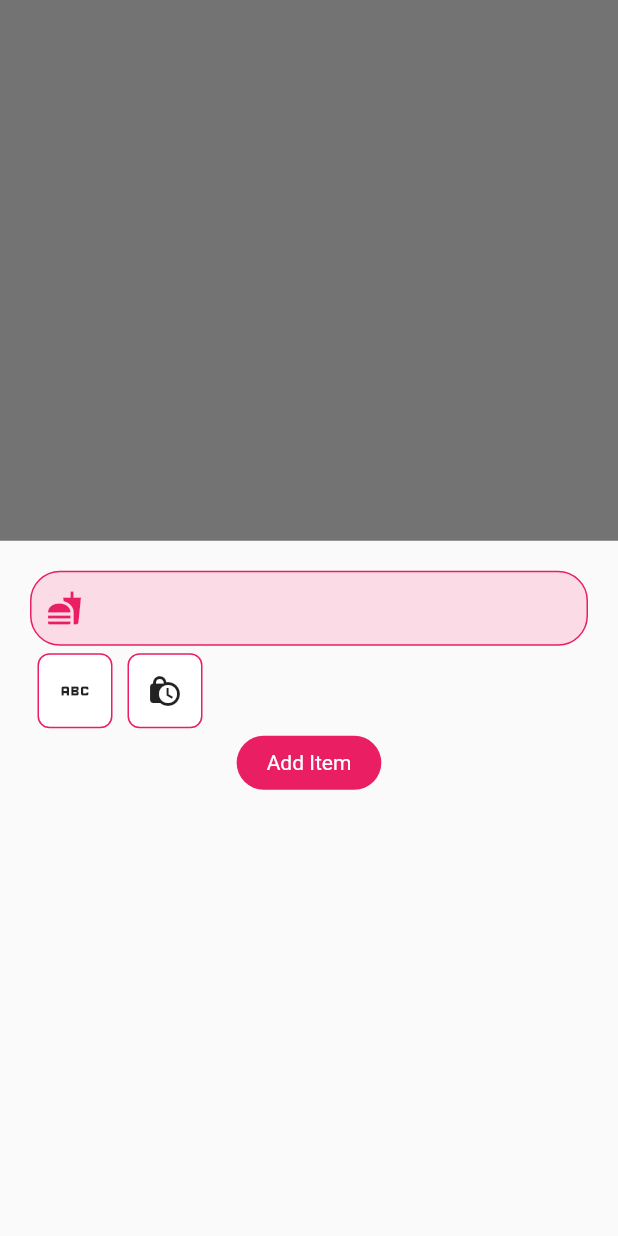
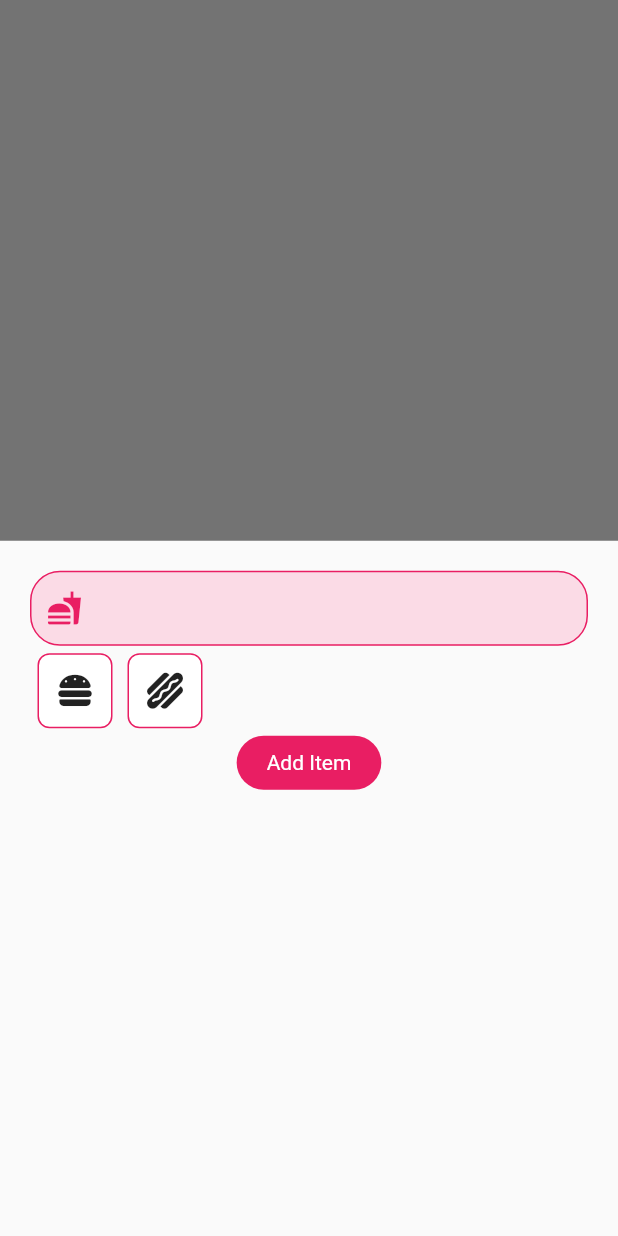
Before and after one commit to Morne-le-Roux/order-up, a Flutter app: the screen it shows after launch, after a tap on the "add" icon, on a phone screen of 412 x 824 dp. Run offline on Flutter 3.47's test engine with Material 2 defaults, Android fonts, the phone set to English and light mode, and no system bars; our stand-ins replace font_awesome_flutter, get.

Commit message:
fontawesome icons

```diff
--- a/lib/components/bottomsheet.dart
+++ b/lib/components/bottomsheet.dart
@@ -3,6 +3,7 @@ import 'package:order_up/components/text_input.dart';
 import 'package:order_up/constants.dart';
 import 'package:get/get.dart';
 import 'package:order_up/logic.dart';
+import 'package:font_awesome_flutter/font_awesome_flutter.dart';
 
 class AddMenuItemBottomSheet extends StatelessWidget {
   AddMenuItemBottomSheet({
@@ -12,8 +13,8 @@ class AddMenuItemBottomSheet extends StatelessWidget {
   final Controller c = Get.find();
 
   final List<IconBox> iconBoxList = [
-    IconBox(icon: Icons.abc, selected: false),
-    IconBox(icon: Icons.lock_clock, selected: false)
+    IconBox(icon: const FaIcon(FontAwesomeIcons.burger), selected: false),
+    IconBox(icon: const FaIcon(FontAwesomeIcons.hotdog), selected: false)
   ];
 
   @override
@@ -50,7 +51,7 @@ class IconBox extends StatefulWidget {
     required this.icon,
     required this.selected,
   });
-  final IconData icon;
+  final FaIcon icon;
   bool selected = false;
 
   @override
@@ -74,7 +75,7 @@ class _IconBoxState extends State<IconBox> {
             color: widget.selected ? kSecondaryColor : Colors.white,
             border: Border.all(color: kPrimaryColor),
             borderRadius: BorderRadius.circular(8)),
-        child: Icon(widget.icon),
+        child: Center(child: widget.icon),
       ),
     );
   }
--- a/lib/components/menu_item.dart
+++ b/lib/components/menu_item.dart
@@ -1,4 +1,5 @@
 import 'package:flutter/material.dart';
+import 'package:font_awesome_flutter/font_awesome_flutter.dart';
 import 'package:order_up/constants.dart';
 
 class MenuItem extends StatefulWidget {
@@ -7,7 +8,7 @@ class MenuItem extends StatefulWidget {
     required this.name,
     required this.iconData,
   });
-  final IconData iconData;
+  final FaIcon iconData;
   final String name;
 
   @override
@@ -26,7 +27,7 @@ class _MenuItemState extends State<MenuItem> {
         color: kSecondaryColor,
       ),
       child: Column(
-        children: [Icon(widget.iconData), Text(widget.name)],
+        children: [widget.iconData, Text(widget.name)],
       ),
     );
   }
--- a/pubspec.yaml
+++ b/pubspec.yaml
@@ -9,6 +9,7 @@ environment:
 dependencies:
   flutter:
     sdk: flutter
+  font_awesome_flutter: ^10.5.0
   get: ^4.6.5
 
 dev_dependencies:
```
Also changed, not shown: pubspec.lock.
